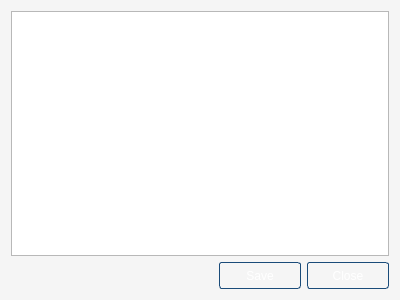
First picture: the form in src/ui/DiagnosticsDialog.ui, repository open-eid/qesteidutil, before the edit.
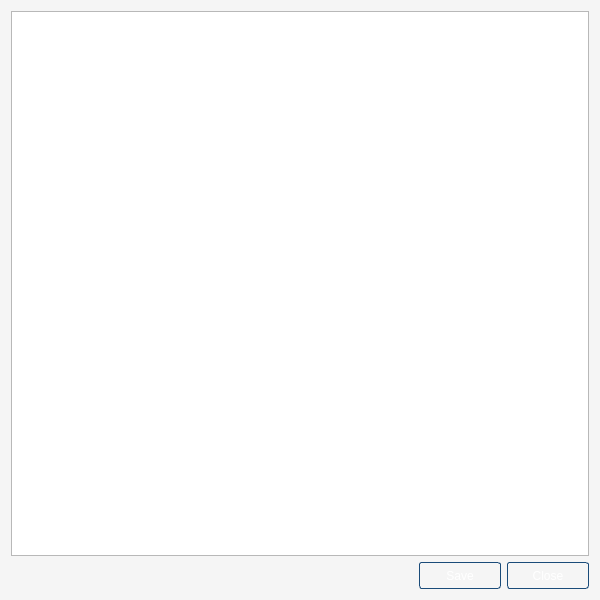
Second picture: the form after the edit. Icons and pictures are not drawn.

Commit message:
qesteidutil: diagnostikas browseriinfo n2itamine
Ticket #102

```diff
--- a/src/ui/DiagnosticsDialog.ui
+++ b/src/ui/DiagnosticsDialog.ui
@@ -6,8 +6,8 @@
    <rect>
     <x>0</x>
     <y>0</y>
-    <width>400</width>
-    <height>300</height>
+    <width>600</width>
+    <height>600</height>
    </rect>
   </property>
   <property name="minimumSize">
@@ -16,12 +16,6 @@
     <height>300</height>
    </size>
   </property>
-  <property name="maximumSize">
-   <size>
-    <width>400</width>
-    <height>300</height>
-   </size>
-  </property>
   <property name="windowTitle">
    <string>Diagnostics</string>
   </property>
```
Left out of the diff: 4 changed lines with no effect on the pictures. The commit also changes 1 other file.
